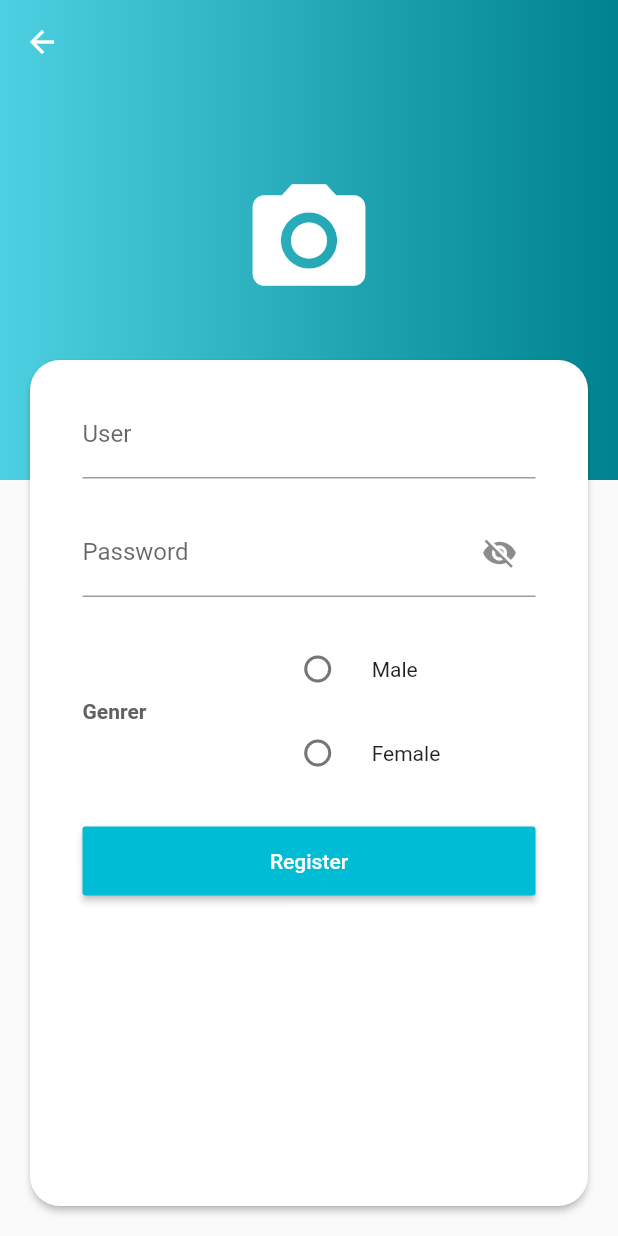
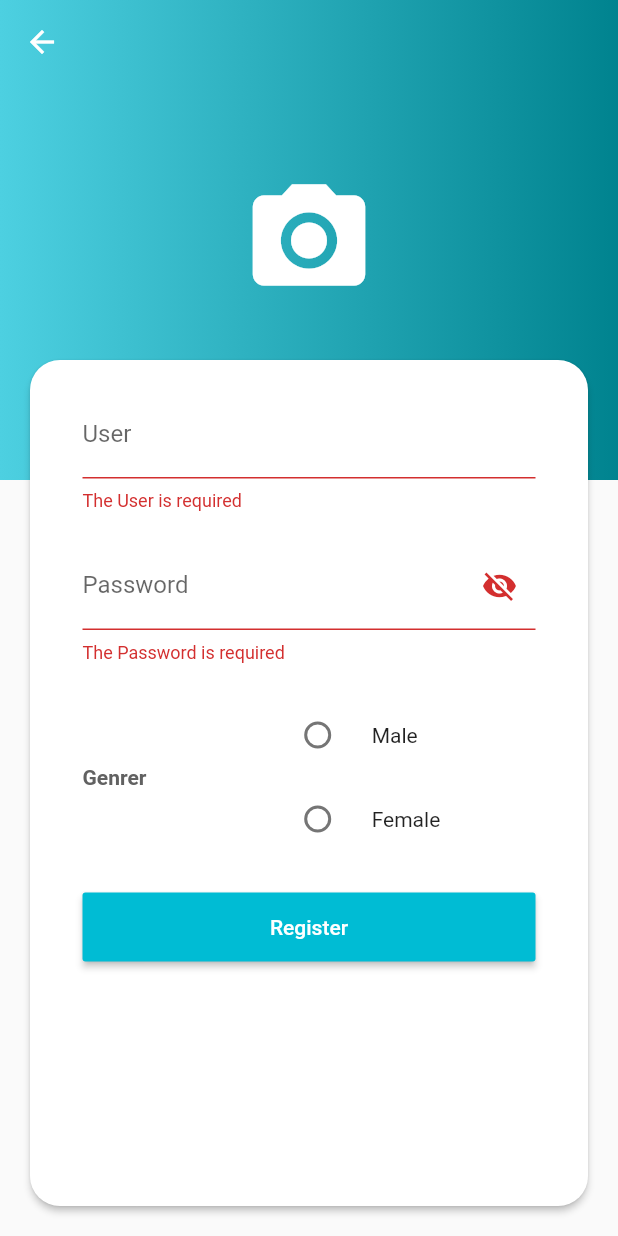
Before and after one commit to AlexixsGit/cookbook-flutter-app, a Flutter app: the RegisterPage screen opened by its route, after a tap on "Register", on a phone screen of 412 x 824 dp. Run offline on Flutter 3.47's test engine with Material 2 defaults, Android fonts, the phone set to English and light mode, and no system bars; our stand-ins replace image_picker; missing offline and left inert: flutter_modulo1_fake_backend; statements that could not run were skipped.

Commit message:
register page finished

```diff
--- a/lib/src/screens/register_page.dart
+++ b/lib/src/screens/register_page.dart
@@ -19,16 +19,18 @@ class RegisterPage extends StatefulWidget {
 class _RegisterPageState extends State<RegisterPage> {
   bool _loading = false;
   GlobalKey<FormState> _formKey = GlobalKey<FormState>();
+  GlobalKey<ScaffoldState> _scaffKey = GlobalKey<ScaffoldState>();
   String _userName = '';
   String _password = '';
   String _errorMessage = '';
   File imageFile;
-  Genrer genrer;
+  Genrer genrer = Genrer.MALE;
   bool showPassword = false;
 
   @override
   Widget build(BuildContext context) {
     return Scaffold(
+      key: this._scaffKey,
       body: Form(
         key: _formKey,
         child: Stack(
@@ -197,5 +199,51 @@ class _RegisterPageState extends State<RegisterPage> {
     );
   }
 
-  void _register(BuildContext context) {}
+  void _register(BuildContext context) async {
+    if (this._formKey.currentState.validate()) {
+      this._formKey.currentState.save();
+      if (this.imageFile == null) {
+        showSnackBar(context, 'Select an image', Colors.orange);
+        return;
+      }
+      User user = User(
+          genrer: this.genrer,
+          nickname: this._userName,
+          password: this._password,
+          photo: this.imageFile);
+
+      final state = await widget._serverController.addUser(user);
+
+      if (!state) {
+        showSnackBar(context, 'The user could not create', Colors.orange);
+      } else {
+        showDialog(
+            context: context,
+            builder: (BuildContext context) {
+              return AlertDialog(
+                title: Text('Information'),
+                content: Text('The user has been updated successfully'),
+                actions: [
+                  FlatButton(
+                      onPressed: () {
+                        Navigator.pop(context);
+                        Navigator.pop(context, user);
+                      },
+                      child: Text('Ok'))
+                ],
+              );
+            });
+      }
+    }
+  }
+
+  void showSnackBar(BuildContext context, String title, Color backColor) {
+    this._scaffKey.currentState.showSnackBar(SnackBar(
+          content: Text(
+            title,
+            textAlign: TextAlign.center,
+          ),
+          backgroundColor: backColor,
+        ));
+  }
 }
```
